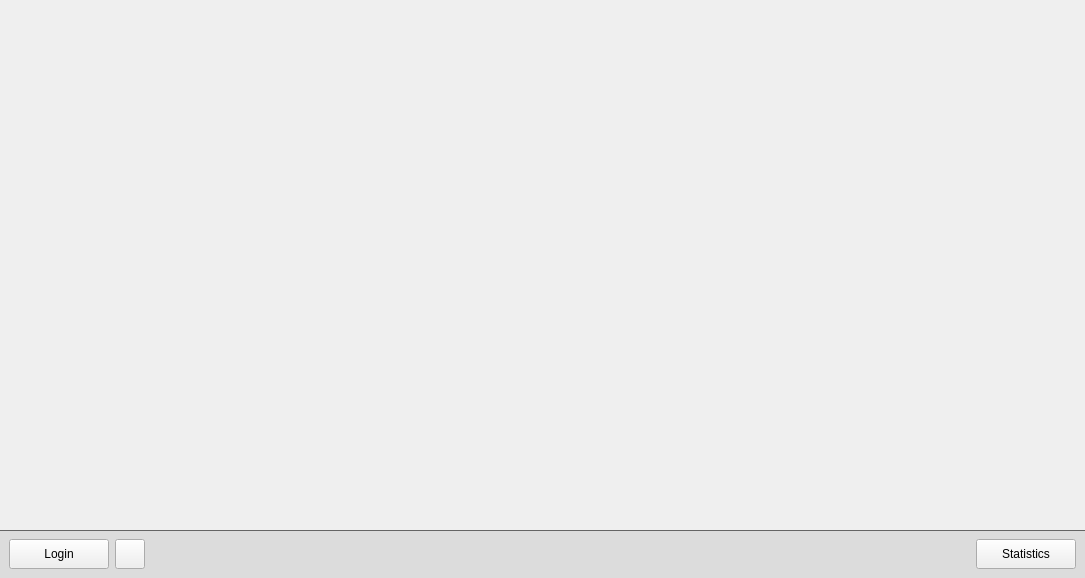
Old version of the form src/resources/ui_files/mainwindow.ui in the repository DilanBoskan/Golf-Simulator-Manager.
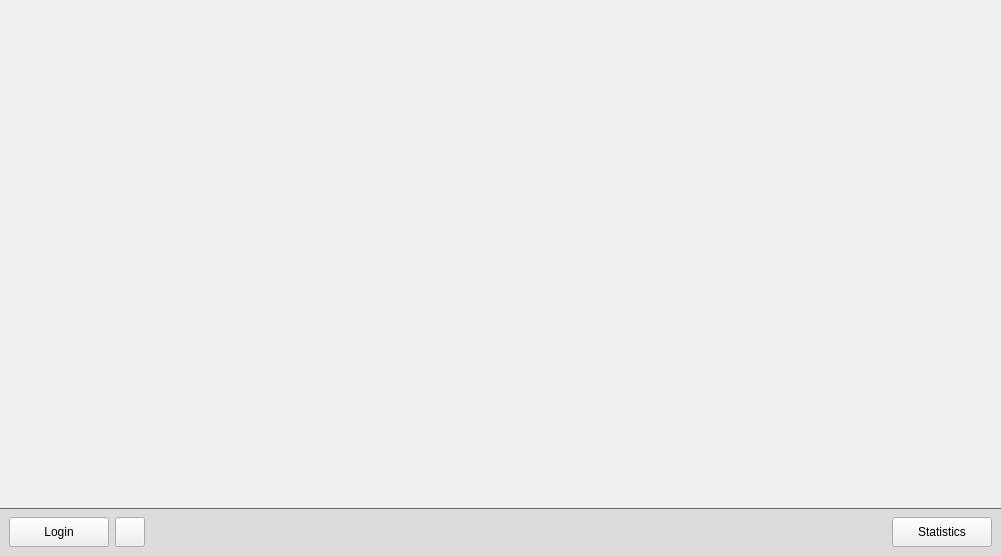
New version of the form.

```diff
--- a/src/resources/ui_files/mainwindow.ui
+++ b/src/resources/ui_files/mainwindow.ui
@@ -9,8 +9,8 @@
    <rect>
     <x>0</x>
     <y>0</y>
-    <width>1085</width>
-    <height>578</height>
+    <width>1001</width>
+    <height>556</height>
    </rect>
   </property>
   <property name="minimumSize">
@@ -39,7 +39,10 @@
 	border-bottom: 1px solid black;
 }</string>
   </property>
-  <layout class="QGridLayout" name="gridLayout">
+  <layout class="QVBoxLayout" name="verticalLayout">
+   <property name="spacing">
+    <number>0</number>
+   </property>
    <property name="sizeConstraint">
     <enum>QLayout::SetDefaultConstraint</enum>
    </property>
@@ -55,25 +58,24 @@
    <property name="bottomMargin">
     <number>0</number>
    </property>
-   <item row="0" column="0">
+   <item>
     <widget class="QStackedWidget" name="stackedWidget_mainContents">
+     <property name="styleSheet">
+      <string notr="true"/>
+     </property>
      <property name="currentIndex">
       <number>0</number>
      </property>
      <widget class="QWidget" name="page_stations">
-      <property name="styleSheet">
-       <string notr="true">font: 12pt &quot;Segoe UI&quot;;</string>
+      <property name="page" stdset="0">
+       <bool>true</bool>
       </property>
-      <layout class="QGridLayout" name="gridLayout_page_1">
-       <property name="bottomMargin">
-        <number>6</number>
-       </property>
-      </layout>
+      <layout class="QGridLayout" name="gridLayout_page_stations"/>
      </widget>
      <widget class="QWidget" name="page_2"/>
     </widget>
    </item>
-   <item row="1" column="0">
+   <item>
     <widget class="QWidget" name="FootHolder" native="true">
      <property name="sizePolicy">
       <sizepolicy hsizetype="Preferred" vsizetype="Maximum">
@@ -179,8 +181,8 @@
         </property>
         <property name="sizeHint" stdset="0">
          <size>
-          <width>0</width>
-          <height>0</height>
+          <width>355</width>
+          <height>27</height>
          </size>
         </property>
        </spacer>
```
Left out of the diff: 7 changed lines with no effect on the pictures.
